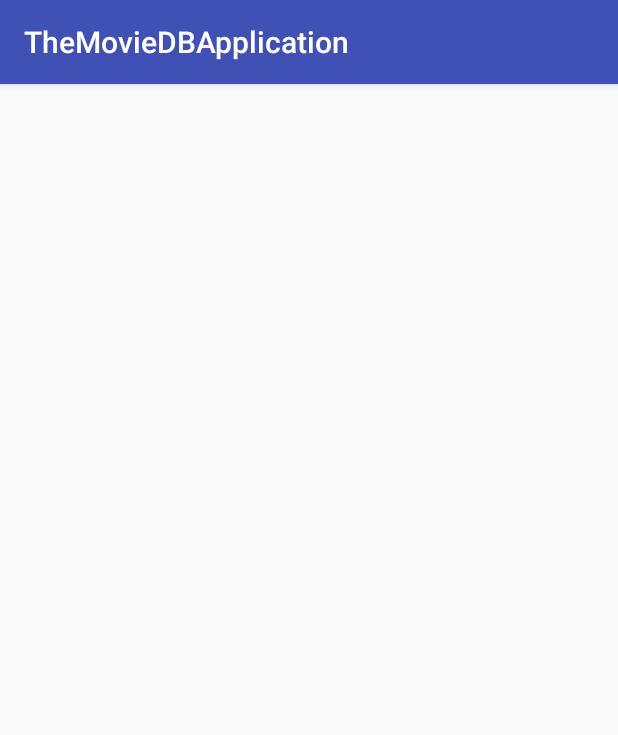
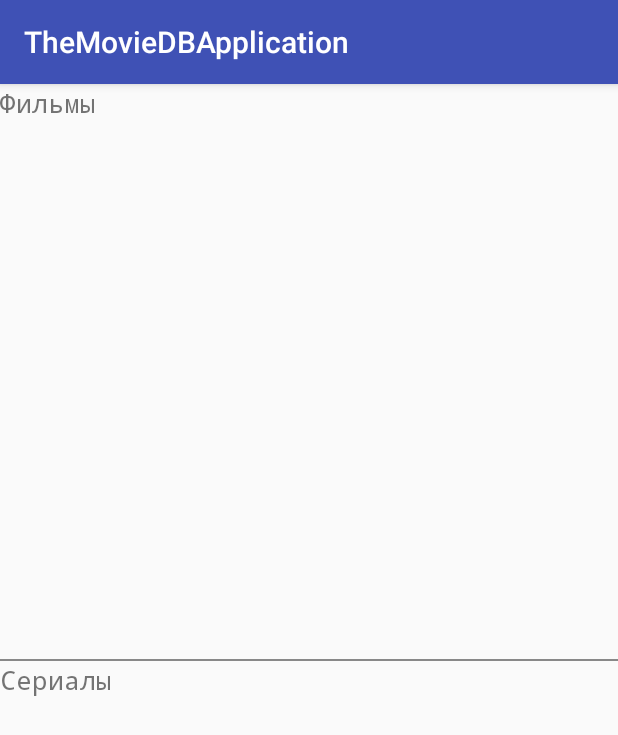
Before and after one commit to RotKes/MovieDB_4th_team5, an Android app: the fragment MainPageFragment shown on its own in the app's theme, on a phone screen of 412 x 824 dp. Shown: the top 735 px of the screen. Run offline under Robolectric (Android 15) with nearby library versions, the phone set to English and light mode, and no system bars.

Commit message:
Recreated xmls for app

```diff
--- /dev/null
+++ b/TheMovieDBApplication/app/src/main/java/a501/itis/kpfu/ru/themoviedbapplication/fragments/MainPageFragment.java
@@ -0,0 +1,28 @@
+package a501.itis.kpfu.ru.themoviedbapplication.fragments;
+
+import android.app.Fragment;
+import android.os.Bundle;
+import android.support.annotation.Nullable;
+import android.view.LayoutInflater;
+import android.view.View;
+import android.view.ViewGroup;
+
+import a501.itis.kpfu.ru.themoviedbapplication.R;
+
+/**
+ * Created by Амир on 13.01.2017.
+ */
+
+public class MainPageFragment extends Fragment {
+    @Nullable
+    @Override
+    public View onCreateView(LayoutInflater inflater, ViewGroup container, Bundle savedInstanceState) {
+        View view = inflater.inflate(R.layout.main_page_fragment, container, false);
+        return view;
+    }
+
+    @Override
+    public void onViewCreated(View view, Bundle savedInstanceState) {
+        super.onViewCreated(view, savedInstanceState);
+    }
+}
--- /dev/null
+++ b/TheMovieDBApplication/app/src/main/res/layout/main_page_fragment.xml
@@ -0,0 +1,32 @@
+<?xml version="1.0" encoding="utf-8"?>
+<LinearLayout xmlns:android="http://schemas.android.com/apk/res/android"
+    android:orientation="vertical" android:layout_width="match_parent"
+    android:layout_height="match_parent">
+    <TextView
+        android:layout_width="wrap_content"
+        android:layout_height="wrap_content"
+        android:text="@string/text_films"
+        android:typeface="monospace"
+        android:textSize="@dimen/size_for_strings"/>
+    <FrameLayout
+        android:id="@+id/moviesContainer"
+        android:layout_width="match_parent"
+        android:layout_height="match_parent"
+        android:layout_weight="1"/>
+    <View
+        android:layout_width="match_parent"
+        android:layout_height="1dp"
+        android:background="@color/colorLine"></View>
+    <TextView
+        android:layout_width="wrap_content"
+        android:layout_height="wrap_content"
+        android:text="@string/text_tv_series"
+        android:typeface="monospace"
+        android:textSize="@dimen/size_for_strings"/>
+    <FrameLayout
+        android:id="@+id/tvSeriesContainer"
+        android:layout_width="match_parent"
+        android:layout_height="match_parent"
+        android:layout_weight="1"/>
+
+</LinearLayout>
--- a/TheMovieDBApplication/app/src/main/res/values/colors.xml
+++ b/TheMovieDBApplication/app/src/main/res/values/colors.xml
@@ -3,4 +3,5 @@
     <color name="colorPrimary">#3F51B5</color>
     <color name="colorPrimaryDark">#303F9F</color>
     <color name="colorAccent">#FF4081</color>
+    <color name="colorLine">#888888</color>
 </resources>
--- a/TheMovieDBApplication/app/src/main/res/values/dimens.xml
+++ b/TheMovieDBApplication/app/src/main/res/values/dimens.xml
@@ -2,4 +2,5 @@
     <!-- Default screen margins, per the Android Design guidelines. -->
     <dimen name="activity_horizontal_margin">16dp</dimen>
     <dimen name="activity_vertical_margin">16dp</dimen>
+    <dimen name="size_for_strings">18sp</dimen>
 </resources>
--- a/TheMovieDBApplication/app/src/main/res/values/strings.xml
+++ b/TheMovieDBApplication/app/src/main/res/values/strings.xml
@@ -1,3 +1,5 @@
 <resources>
     <string name="app_name">TheMovieDBApplication</string>
+    <string name="text_films">Фильмы</string>
+    <string name="text_tv_series">Сериалы</string>
 </resources>
```
Also changed, not shown: TheMovieDBApplication/app/src/main/java/a501/itis/kpfu/ru/themoviedbapplication/MainPageFragment.java (deleted, +0 -11 lines), TheMovieDBApplication/app/src/main/java/a501/itis/kpfu/ru/themoviedbapplication/fragments/PopularRequestFilmsFragment.java (added, +52 -0 lines).
